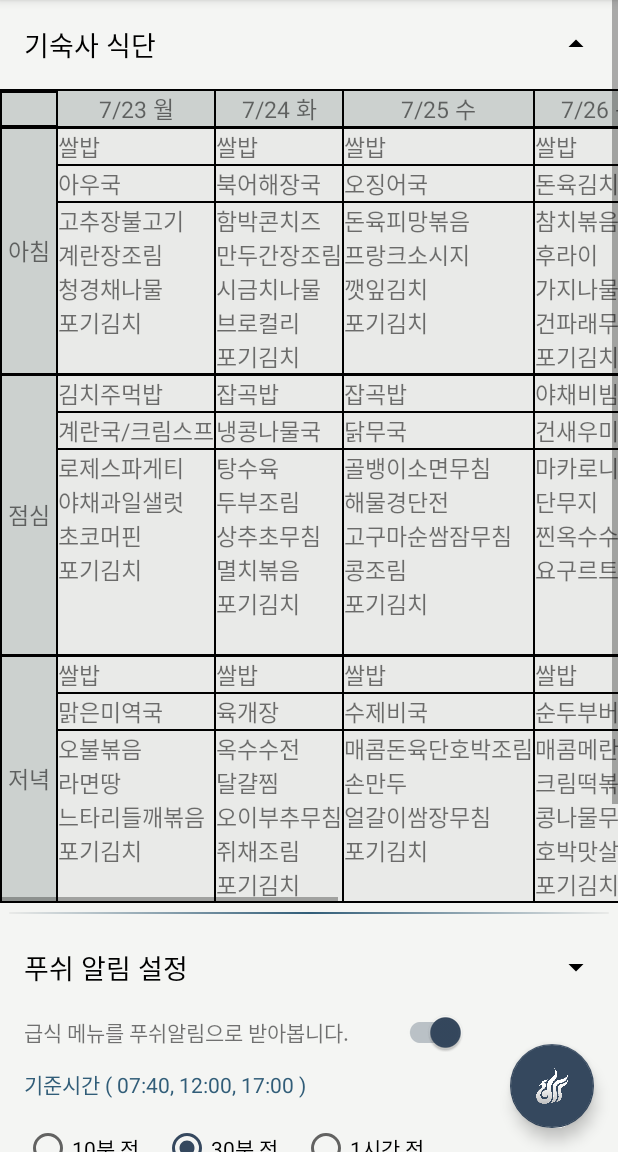
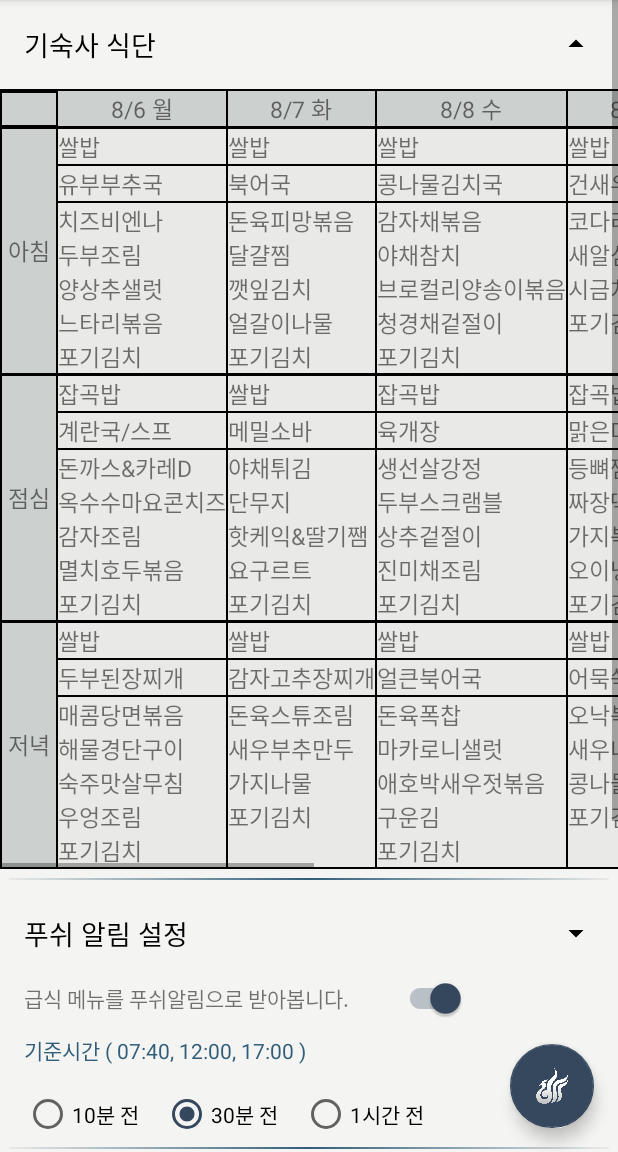
Before and after one commit to BlueBird-0/woninfo, an Android app: the fragment A16Fragment placed in its activity, on a phone screen of 412 x 824 dp, the part 84-1236 px from its top. Run offline under Robolectric (Android 15) with nearby library versions, the phone set to English and light mode, and no system bars; libraries missing offline, so code that uses them is left out: com.github.chuross.library, com.kakao.kakaolink, com.kakao.util; plain views replace ExpandableLayout; 1 statement that could not run was skipped.

Commit message:
woninfo_1.2.4 version : 급식표 업데이트 완료 및 배포버전 버스노선 업데이트 진행중 (a_24)

```diff
--- a/WonInfo/app/build.gradle
+++ b/WonInfo/app/build.gradle
@@ -6,8 +6,8 @@ android {
         applicationId "com.bluebird.inhak.woninfo"
         minSdkVersion 21
         targetSdkVersion 27
-        versionCode 25
-        versionName "1.2.3"
+        versionCode 26
+        versionName "1.2.4"
         testInstrumentationRunner "android.support.test.runner.AndroidJUnitRunner"
     }
     buildTypes {
--- a/WonInfo/app/src/main/java/com/bluebird/inhak/woninfo/A16Fragment/A16Fragment.java
+++ b/WonInfo/app/src/main/java/com/bluebird/inhak/woninfo/A16Fragment/A16Fragment.java
@@ -335,34 +335,34 @@ public class A16Fragment extends Fragment {
 
             //TODO 식단 수동입력   비사용시 주석처리
             //식단 수동 입력시 사용
-            foodTitle = new String[]{"7/23 월", "7/24 화", "7/25 수", "7/26 목", "7/27 금", "7/28 토", "7/29 일"};
+            foodTitle = new String[]{"8/6 월", "8/7 화", "8/8 수", "8/9 목", "8/10 금", "8/11 토", "8/12 일"};
             food[0] = new String[]{"쌀밥", "쌀밥", "쌀밥", "쌀밥", "쌀밥", "쌀밥", "쌀밥"};
-            food[1] = new String[]{"아우국", "북어해장국", "오징어국", "돈육김치찌개", "콩나물무채국", "어묵국", "두부된장국"};
-            food[2] = new String[]{"고추장불고기\n계란장조림\n청경채나물\n포기김치",
-                    "함박콘치즈\n만두간장조림\n시금치나물\n브로컬리\n포기김치",
-                    "돈육피망볶음\n프랑크소시지\n깻잎김치\n포기김치",
-                    "참치볶음\n후라이\n가지나물\n건파래무침\n포기김치",
-                    "미트볼케찹조림\n두부스크램블\n미역줄기팽이볶음\n포기김치",
-                    "돈육스튜조림\n양상추샐럿\n새송이피망볶음\n도시락김\n포기김치",
-                    "햄칠리부추볶음\n코다리조림\n고구마순볶음\n포기김치"};
-            food[3] = new String[]{"김치주먹밥", "잡곡밥", "잡곡밥", "야채비빔밥", "잡곡밥", "잡곡밥", "잡곡밥"};
-            food[4] = new String[]{"계란국/크림스프", "냉콩나물국", "닭무국", "건새우미역국", "시래기국", "부대찌개", "유부국"};
-            food[5] = new String[]{"로제스파게티\n야채과일샐럿\n초코머핀\n포기김치",
-                    "탕수육\n두부조림\n상추초무침\n멸치볶음\n포기김치",
-                    "골뱅이소면무침\n해물경단전\n고구마순쌈잠무침\n콩조림\n포기김치",
-                    "마카로니샐럿\n단무지\n찐옥수수\n요구르트",
-                    "오리훈제&수육\n야채쌈\n어묵매콤볶음\n부추겉절이\n식혜\n포기김치",
-                    "삼치엿장조림\n잡채고로케\n청경채겉절이\n포기김치",
-                    "찜닭\n감자매콤조림\n오이무침\n포기김치"};
+            food[1] = new String[]{"유부부추국", "북어국", "콩나물김치국", "건새우아욱국", "동태오징어국", "두부김치국", "소고기미역국"};
+            food[2] = new String[]{"치즈비엔나\n두부조림\n양상추샐럿\n느타리볶음\n포기김치",
+                    "돈육피망볶음\n달걀찜\n깻잎김치\n얼갈이나물\n포기김치",
+                    "감자채볶음\n야채참치\n브로컬리양송이볶음\n청경채겉절이\n포기김치",
+                    "코다리무조림\n새알심피망조림\n시금치들깨나물\n포기김치",
+                    "함박&볶은김치\n단호박샐럿\n도라지엿장조림\n깻순겉절이\n포기김치",
+                    "간장불고기\n톡톡크래미너겟\n호박표고볶음\n포기김치",
+                    "오징어간장조림\n매콤두부지짐\n건파래볶음\n숙주나물\n포기김치"};
+            food[3] = new String[]{"잡곡밥", "쌀밥", "잡곡밥", "잡곡밥", "해물볶음밥", "잡곡밥", "잡곡밥"};
+            food[4] = new String[]{"계란국/스프", "메밀소바", "육개장", "맑은미역국", "미소된장국", "오징어국", "맑은콩나물국"};
+            food[5] = new String[]{"돈까스&카레D\n옥수수마요콘치즈\n감자조림\n멸치호두볶음\n포기김치",
+                    "야채튀김\n단무지\n핫케익&딸기쨈\n요구르트\n포기김치",
+                    "생선살강정\n두부스크램블\n상추겉절이\n진미채조림\n포기김치",
+                    "등뼈찜\n짜장떡볶이\n가지볶음\n오이냉국\n포기김치",
+                    "달걀범벅\n치킨꼬치\n오이겉절이\n포기김치",
+                    "닭시래기찜\n어묵버섯볶음\n시금치나물\n포기김치",
+                    "고추장불고기\n양배추찜/오이고추\n두부조림\n포기김치"};
             food[6] = new String[]{"쌀밥", "쌀밥", "쌀밥", "쌀밥", "쌀밥", "쌀밥", "쌀밥"};
-            food[7] = new String[]{"맑은미역국", "육개장", "수제비국", "순두부버섯국", "계란국", "콩나물국", "북어국"};
-            food[8] = new String[]{"오불볶음\n라면땅\n느타리들깨볶음\n포기김치",
-                    "옥수수전\n달걀찜\n오이부추무침\n쥐채조림\n포기김치",
-                    "매콤돈육단호박조림\n손만두\n얼갈이쌈장무침\n포기김치",
-                    "매콤메란조림\n크림떡볶이\n콩나물무침\n호박맛살볶음\n포기김치",
-                    "돈육콩나물볶음\n감자단호박범벅\n상추치커리무침\n포기김치",
-                    "오로시가스\n마파두부\n가지구이무침\n포기김치",
-                    "낙지야채볶음\n달걀범벅\n숙주김가루무침\n포기김치"};
+            food[7] = new String[]{"두부된장찌개", "감자고추장찌개", "얼큰북어국", "어묵쑥갓국", "순두부계란국", "만두국", "돈육김치찌개"};
+            food[8] = new String[]{"매콤당면볶음\n해물경단구이\n숙주맛살무침\n우엉조림\n포기김치",
+                    "돈육스튜조림\n새우부추만두\n가지나물\n포기김치",
+                    "돈육폭찹\n마카로니샐럿\n애호박새우젓볶음\n구운김\n포기김치",
+                    "오낙볶음\n새우너겟\n콩나물무침\n포기김치",
+                    "간장갈비찜\n생선까스\n청경채고추장무침\n포기김치",
+                    "북어찜\n감자메란조림\n상추부추무침\n포기김치",
+                    "고등어무조림\n치킨너겟\n깻잎찜\n포기김치"};
 
 
             for(int i=0; i<7; i++)
--- a/WonInfo/app/src/main/java/com/bluebird/inhak/woninfo/DBOpenHelper.java
+++ b/WonInfo/app/src/main/java/com/bluebird/inhak/woninfo/DBOpenHelper.java
@@ -18,7 +18,7 @@ import jxl.Workbook;
  */
 public class DBOpenHelper {
     private static final String DATABASE_NAME = "woninfo.db";
-    private static final int DATABASE_VERSION = 30;
+    private static final int DATABASE_VERSION = 31;
     public static SQLiteDatabase sqLiteDatabase;
     private DBHelper dbHelper;
     private Context context;
```
Also changed, not shown: 1 other file.
